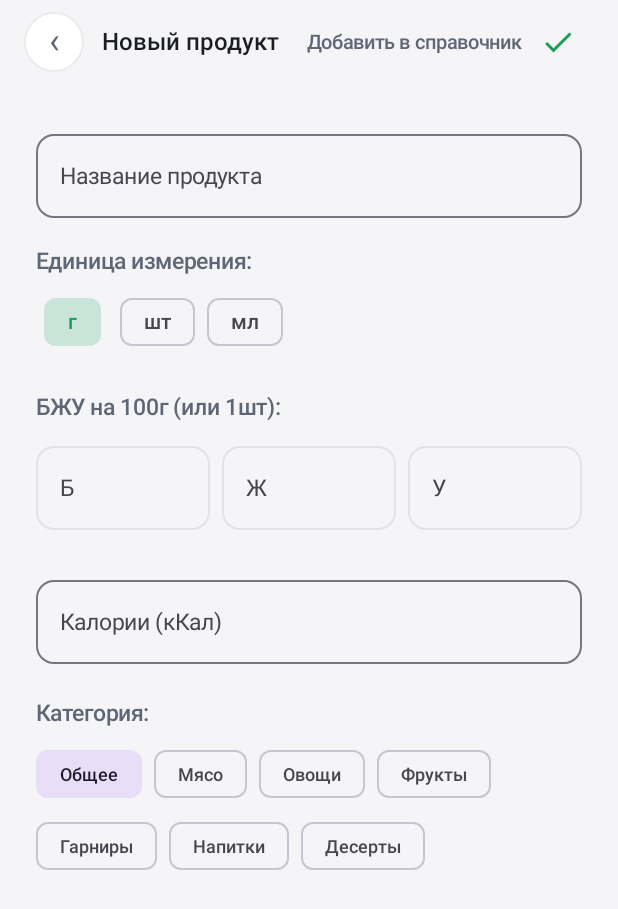
After one commit to satan-claus/fatless, an Android app built with Jetpack Compose: the composable FoodCreateScreen shown on its own in the app's theme, on a phone screen of 412 x 824 dp. The commit adds this screen. Shown: the top 909 px of the screen. Run offline under Robolectric (Android 15) with nearby library versions, the light colour scheme and no system bars; our stand-ins replace Dagger/Hilt's generated code.

Commit message:
Добавление нового продукта

```diff
--- a/app/src/main/java/com/niked/fatless/data/local/FoodMocks.kt
+++ b/app/src/main/java/com/niked/fatless/data/local/FoodMocks.kt
@@ -7,13 +7,13 @@ object FoodMocks {
         // Имя, Белки, Жиры, Угли, Калории (на 100г)
         FoodEntity("f1", "Куриная грудка (отварная)", 29.8f, 1.8f, 0.5f, 150),
         FoodEntity("f2", "Рис отварной", 2.2f, 0.5f, 24.9f, 116),
-        FoodEntity("f3", "Яйцо куриное (1 шт)", 12.7f, 11.5f, 0.7f, 157),
+        FoodEntity("f3", "Яйцо куриное (1 шт)", 12.7f, 11.5f, 0.7f, 157, unit = "PIECES"),
         FoodEntity("f4", "Огурец свежий", 0.8f, 0.1f, 2.8f, 15),
         FoodEntity("f5", "Стейк из говядины", 25.0f, 15.0f, 0.0f, 250),
-        FoodEntity("f6", "Пиво светлое", 0.5f, 0.0f, 3.5f, 43),
+        FoodEntity("f6", "Пиво светлое", 0.5f, 0.0f, 3.5f, 43, unit = "MILLILITERS"),
         FoodEntity("f7", "Творог 5%", 16.0f, 5.0f, 3.0f, 121),
         FoodEntity("f8", "Гречка отварная", 4.2f, 1.1f, 21.3f, 110),
-        FoodEntity("f9", "Масло оливковое", 0.0f, 99.8f, 0.0f, 898),
+        FoodEntity("f9", "Масло оливковое", 0.0f, 99.8f, 0.0f, 898, unit = "MILLILITERS"),
         FoodEntity("f10", "Банан", 1.5f, 0.2f, 21.8f, 95)
     )
 }
--- a/app/src/main/java/com/niked/fatless/data/local/entities/FoodEntity.kt
+++ b/app/src/main/java/com/niked/fatless/data/local/entities/FoodEntity.kt
@@ -13,5 +13,6 @@ data class FoodEntity(
     val carbs: Float,    // на 100г
     val calories: Int,   // на 100г
     val category: String = "Общее",
+    val unit: String = "GRAMS", // Храним как строку
     val isCustom: Boolean = false // Создано юзером или системное
 )
--- a/app/src/main/java/com/niked/fatless/domain/model/Food.kt
+++ b/app/src/main/java/com/niked/fatless/domain/model/Food.kt
@@ -1,4 +1,10 @@
 package com.niked.fatless.domain.model
+
+enum class MeasureUnit(val label: String) {
+    GRAMS("г"),
+    PIECES("шт"),
+    MILLILITERS("мл")
+}
 
 data class Food(
     val id: String,
@@ -7,5 +13,7 @@ data class Food(
     val fats: Float,
     val carbs: Float,
     val calories: Int,
+    val category: String = "Общее",
+    val unit: MeasureUnit = MeasureUnit.GRAMS,
     val isCustom: Boolean = false
 )
--- a/app/src/main/java/com/niked/fatless/ui/navigation/Screen.kt
+++ b/app/src/main/java/com/niked/fatless/ui/navigation/Screen.kt
@@ -1,6 +1,12 @@
 package com.niked.fatless.ui.navigation
 
 sealed class Screen(val route: String) {
+    object FoodCreate : Screen("food_create/{initName}") {
+        fun createRoute(initName: String): String {
+            val encodedName = android.net.Uri.encode(initName)
+            return "food_create/$encodedName"
+        }
+    }
     object Nutrition : Screen(route = "nutrition")
     object Settings : Screen(route = "settings")
     object WorkoutCreate : Screen("workout_create")
--- /dev/null
+++ b/app/src/main/java/com/niked/fatless/ui/screen/FoodCreateScreen.kt
@@ -0,0 +1,174 @@
+package com.niked.fatless.ui.screen
+
+import androidx.compose.foundation.background
+import androidx.compose.foundation.layout.Arrangement
+import androidx.compose.foundation.layout.Column
+import androidx.compose.foundation.layout.ExperimentalLayoutApi
+import androidx.compose.foundation.layout.FlowRow
+import androidx.compose.foundation.layout.Row
+import androidx.compose.foundation.layout.Spacer
+import androidx.compose.foundation.layout.fillMaxSize
+import androidx.compose.foundation.layout.fillMaxWidth
+import androidx.compose.foundation.layout.height
+import androidx.compose.foundation.layout.navigationBarsPadding
+import androidx.compose.foundation.layout.padding
+import androidx.compose.foundation.rememberScrollState
+import androidx.compose.foundation.shape.RoundedCornerShape
+import androidx.compose.foundation.text.KeyboardOptions
+import androidx.compose.foundation.verticalScroll
+import androidx.compose.material.icons.Icons
+import androidx.compose.material.icons.filled.Check
+import androidx.compose.material3.ExperimentalMaterial3Api
+import androidx.compose.material3.FilterChip
+import androidx.compose.material3.FilterChipDefaults
+import androidx.compose.material3.Icon
+import androidx.compose.material3.IconButton
+import androidx.compose.material3.OutlinedTextField
+import androidx.compose.material3.OutlinedTextFieldDefaults
+import androidx.compose.material3.Text
+import androidx.compose.runtime.Composable
+import androidx.compose.runtime.collectAsState
+import androidx.compose.runtime.getValue
+import androidx.compose.ui.Modifier
+import androidx.compose.ui.graphics.Color
+import androidx.compose.ui.text.input.KeyboardType
+import androidx.compose.ui.unit.dp
+import androidx.compose.ui.unit.sp
+import androidx.hilt.navigation.compose.hiltViewModel
+import com.niked.fatless.domain.model.MeasureUnit
+import com.niked.fatless.ui.component.WorkoutTopBar
+import com.niked.fatless.ui.theme.AppBackground
+import com.niked.fatless.ui.theme.AppBorder
+import com.niked.fatless.ui.theme.AppPrimary
+import com.niked.fatless.ui.theme.AppTextSecondary
+import com.niked.fatless.ui.theme.AppTypography
+import com.niked.fatless.ui.theme.ColorCarbohydrates
+import com.niked.fatless.ui.theme.ColorFats
+import com.niked.fatless.ui.theme.ColorProteins
+import com.niked.fatless.ui.viewmodel.FoodCreateViewModel
+
+@OptIn(ExperimentalMaterial3Api::class, ExperimentalLayoutApi::class)
+@Composable
+fun FoodCreateScreen(
+    onBackClick: () -> Unit,
+    viewModel: FoodCreateViewModel = hiltViewModel()
+) {
+    val state by viewModel.uiState.collectAsState()
+
+    Column(
+        modifier = Modifier
+            .fillMaxSize()
+            .background(AppBackground)
+            .navigationBarsPadding()
+    ) {
+        WorkoutTopBar(
+            title = "Новый продукт",
+            subTitle = "Добавить в справочник",
+            onBackClick = onBackClick,
+            actions = {
+                IconButton(onClick = { viewModel.saveProduct(onBackClick) }) {
+                    Icon(Icons.Default.Check, null, tint = AppPrimary)
+                }
+            }
+        )
+
+        Column(
+            modifier = Modifier
+                .padding(horizontal = 24.dp)
+                .verticalScroll(rememberScrollState())
+        ) {
+            Spacer(modifier = Modifier.height(24.dp))
+
+            // 1. ИМЯ
+            OutlinedTextField(
+                value = state.name,
+                onValueChange = viewModel::updateName,
+                label = { Text("Название продукта") },
+                modifier = Modifier.fillMaxWidth(),
+                shape = RoundedCornerShape(12.dp)
+            )
+
+            Spacer(modifier = Modifier.height(20.dp))
+
+            // 2. ЕДИНИЦЫ ИЗМЕРЕНИЯ
+            Text("Единица измерения:", style = AppTypography.labelMedium, color = AppTextSecondary)
+            Row(
+                modifier = Modifier.padding(vertical = 8.dp),
+                horizontalArrangement = Arrangement.spacedBy(8.dp)
+            ) {
+                MeasureUnit.values().forEach { unit ->
+                    FilterChip(
+                        selected = state.unit == unit,
+                        onClick = { viewModel.updateUnit(unit) },
+                        label = { Text(unit.label) },
+                        colors = FilterChipDefaults.filterChipColors(
+                            selectedContainerColor = AppPrimary.copy(alpha = 0.2f),
+                            selectedLabelColor = AppPrimary
+                        )
+                    )
+                }
+            }
+
+            Spacer(modifier = Modifier.height(16.dp))
+
+            // 3. БЖУ (В ряд)
+            Text("БЖУ на 100г (или 1шт):", style = AppTypography.labelMedium, color = AppTextSecondary)
+            Row(
+                modifier = Modifier.padding(vertical = 8.dp),
+                horizontalArrangement = Arrangement.spacedBy(8.dp)
+            ) {
+                NutritionField("Б", state.proteins, ColorProteins, Modifier.weight(1f), viewModel::updateProteins)
+                NutritionField("Ж", state.fats, ColorFats, Modifier.weight(1f), viewModel::updateFats)
+                NutritionField("У", state.carbs, ColorCarbohydrates, Modifier.weight(1f), viewModel::updateCarbs)
+            }
+
+            Spacer(modifier = Modifier.height(16.dp))
+
+            // 4. КАЛОРИИ
+            OutlinedTextField(
+                value = state.calories,
+                onValueChange = viewModel::updateCalories,
+                label = { Text("Калории (кКал)") },
+                modifier = Modifier.fillMaxWidth(),
+                keyboardOptions = KeyboardOptions(keyboardType = KeyboardType.Number),
+                shape = RoundedCornerShape(12.dp)
+            )
+
+            Spacer(modifier = Modifier.height(24.dp))
+
+            // 5. КАТЕГОРИИ (FlowRow бы тут, но сделаем через Row со скроллом)
+            Text("Категория:", style = AppTypography.labelMedium, color = AppTextSecondary)
+            FlowRow(
+                modifier = Modifier.padding(vertical = 8.dp),
+                horizontalArrangement = Arrangement.spacedBy(8.dp)
+            ) {
+                viewModel.categories.forEach { cat ->
+                    FilterChip(
+                        selected = state.category == cat,
+                        onClick = { viewModel.updateCategory(cat) },
+                        label = { Text(cat, fontSize = 12.sp) }
+                    )
+                }
+            }
+
+            Spacer(modifier = Modifier.height(40.dp))
+        }
+    }
+}
+
+@Composable
+fun NutritionField(label: String, value: String, color: Color, modifier: Modifier, onValueChange: (String) -> Unit) {
+    OutlinedTextField(
+        value = value,
+        onValueChange = onValueChange,
+        label = { Text(label) },
+        modifier = modifier,
+        singleLine = true,
+        keyboardOptions = KeyboardOptions(keyboardType = KeyboardType.Decimal),
+        colors = OutlinedTextFieldDefaults.colors(
+            focusedBorderColor = color,
+            unfocusedBorderColor = AppBorder
+        ),
+        shape = RoundedCornerShape(12.dp)
+    )
+}
--- /dev/null
+++ b/app/src/main/java/com/niked/fatless/ui/viewmodel/FoodCreateViewModel.kt
@@ -0,0 +1,70 @@
+package com.niked.fatless.ui.viewmodel
+
+import androidx.lifecycle.SavedStateHandle
+import androidx.lifecycle.ViewModel
+import androidx.lifecycle.viewModelScope
+import com.niked.fatless.domain.model.Food
+import com.niked.fatless.domain.model.MeasureUnit
+import com.niked.fatless.domain.repository.INutritionRepository
+import dagger.hilt.android.lifecycle.HiltViewModel
+import kotlinx.coroutines.flow.MutableStateFlow
+import kotlinx.coroutines.flow.asStateFlow
+import kotlinx.coroutines.flow.update
+import kotlinx.coroutines.launch
+import java.util.UUID
+import javax.inject.Inject
+
+@HiltViewModel
+class FoodCreateViewModel @Inject constructor(
+    private val repository: INutritionRepository,
+    savedStateHandle: SavedStateHandle
+) : ViewModel() {
+
+    // Достаем имя, которое прилетело из поиска
+    private val initName: String = savedStateHandle["initName"] ?: ""
+
+    private val _uiState = MutableStateFlow(FoodCreateUiState(name = initName))
+    val uiState = _uiState.asStateFlow()
+
+    val categories = listOf("Общее", "Мясо", "Овощи", "Фрукты", "Гарниры", "Напитки", "Десерты")
+
+    fun updateName(v: String) = _uiState.update { it.copy(name = v) }
+    fun updateProteins(v: String) = _uiState.update { it.copy(proteins = v) }
+    fun updateFats(v: String) = _uiState.update { it.copy(fats = v) }
+    fun updateCarbs(v: String) = _uiState.update { it.copy(carbs = v) }
+    fun updateCalories(v: String) = _uiState.update { it.copy(calories = v) }
+    fun updateUnit(v: MeasureUnit) = _uiState.update { it.copy(unit = v) }
+    fun updateCategory(v: String) = _uiState.update { it.copy(category = v) }
+
+    fun saveProduct(onSuccess: () -> Unit) {
+        val state = _uiState.value
+        if (state.name.isBlank()) return
+
+        val food = Food(
+            id = UUID.randomUUID().toString(),
+            name = state.name,
+            proteins = state.proteins.replace(",", ".").toFloatOrNull() ?: 0f,
+            fats = state.fats.replace(",", ".").toFloatOrNull() ?: 0f,
+            carbs = state.carbs.replace(",", ".").toFloatOrNull() ?: 0f,
+            calories = state.calories.toIntOrNull() ?: 0,
+            category = state.category,
+            unit = state.unit,
+            isCustom = true
+        )
+
+        viewModelScope.launch {
+            repository.addProductToLibrary(food)
+            onSuccess()
+        }
+    }
+}
+
+data class FoodCreateUiState(
+    val name: String = "",
+    val proteins: String = "",
+    val fats: String = "",
+    val carbs: String = "",
+    val calories: String = "",
+    val category: String = "Общее",
+    val unit: MeasureUnit = MeasureUnit.GRAMS
+)
```
Also changed, not shown: app/src/main/java/com/niked/fatless/data/mapper/FoodMapper.kt (+7 -0 lines), app/src/main/java/com/niked/fatless/ui/component/CreateNewFoodHint.kt (added, +56 -0 lines), app/src/main/java/com/niked/fatless/ui/navigation/FatLessNavGraph.kt (+15 -1 lines), app/src/main/java/com/niked/fatless/ui/screen/NutritionScreen.kt (+24 -6 lines).
